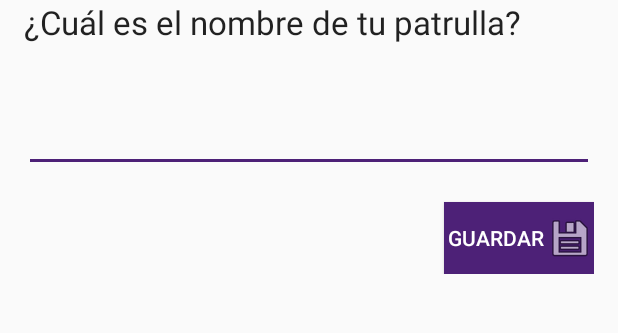
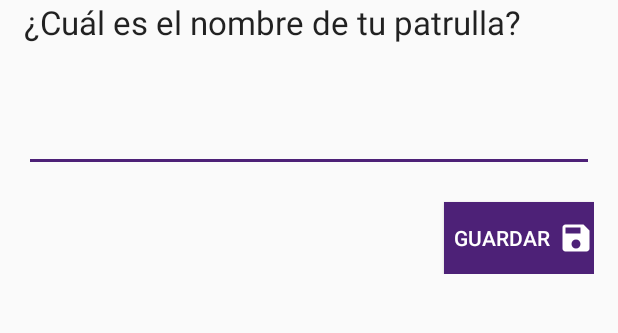
Before and after one commit to Jamp/brownsea-jovenes, an Android app: the screen it shows after launch (ConfigActivity), on a phone screen of 412 x 824 dp, the part 318-651 px from its top. Run offline under Robolectric (Android 15) with nearby library versions, the phone set to English and light mode, and no system bars; libraries missing offline, so code that uses them is left out: com.firebase.client, com.google.zxing.integration.

Commit message:
Cambiando el icono de guardar

```diff
--- /dev/null
+++ b/app/src/main/res/drawable/ic_save_white_24dp.xml
@@ -0,0 +1,9 @@
+<vector xmlns:android="http://schemas.android.com/apk/res/android"
+        android:width="24dp"
+        android:height="24dp"
+        android:viewportWidth="24.0"
+        android:viewportHeight="24.0">
+    <path
+        android:fillColor="#FFFFFFFF"
+        android:pathData="M17,3L5,3c-1.11,0 -2,0.9 -2,2v14c0,1.1 0.89,2 2,2h14c1.1,0 2,-0.9 2,-2L21,7l-4,-4zM12,19c-1.66,0 -3,-1.34 -3,-3s1.34,-3 3,-3 3,1.34 3,3 -1.34,3 -3,3zM15,9L5,9L5,5h10v4z"/>
+</vector>
--- a/app/src/main/res/layout/activity_config.xml
+++ b/app/src/main/res/layout/activity_config.xml
@@ -48,7 +48,7 @@
             android:background="@color/colorScout"
             android:textColor="@android:color/white"
             android:layout_gravity="right"
-            android:drawableRight="@android:drawable/ic_menu_save"
+            android:drawableRight="@drawable/ic_save_white_24dp"
             android:layout_below="@+id/txt_patrol"
             android:layout_alignRight="@+id/txt_patrol"
             android:layout_alignEnd="@+id/txt_patrol" />
```
